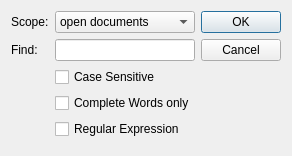
Old version of the form findGlobalDialog.ui in the repository svn2github/texstudio-trunk.
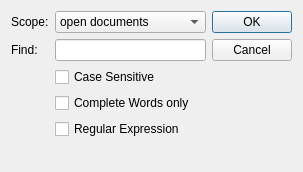
New version of the form.

Commit message: fix 4.3 compatibility by converting a formlayout to a grid layout

```diff
--- a/findGlobalDialog.ui
+++ b/findGlobalDialog.ui
@@ -1,36 +1,33 @@
 <?xml version="1.0" encoding="UTF-8"?>
 <ui version="4.0">
  <class>findGlobalDialog</class>
- <widget class="QDialog" name="findGlobalDialog">
-  <property name="geometry">
+ <widget class="QDialog" name="findGlobalDialog" >
+  <property name="geometry" >
    <rect>
     <x>0</x>
     <y>0</y>
-    <width>279</width>
-    <height>146</height>
+    <width>303</width>
+    <height>172</height>
    </rect>
   </property>
   <property name="windowTitle">
    <string>Dialog</string>
   </property>
-  <layout class="QHBoxLayout" name="horizontalLayout_2">
+  <layout class="QHBoxLayout" >
    <item>
-    <layout class="QHBoxLayout" name="horizontalLayout">
+    <layout class="QHBoxLayout" >
      <item>
-      <layout class="QFormLayout" name="formLayout">
-       <property name="fieldGrowthPolicy">
-        <enum>QFormLayout::AllNonFixedFieldsGrow</enum>
-       </property>
-       <item row="0" column="0">
-        <widget class="QLabel" name="label_2">
-         <property name="text">
+      <layout class="QGridLayout" >
+       <item row="0" column="0" >
+        <widget class="QLabel" name="label_2" >
+         <property name="text" >
           <string>Scope:</string>
          </property>
         </widget>
        </item>
-       <item row="0" column="1">
-        <widget class="QComboBox" name="comboBoxScope">
-         <property name="currentIndex">
+       <item row="0" column="1" >
+        <widget class="QComboBox" name="comboBoxScope" >
+         <property name="currentIndex" >
           <number>1</number>
          </property>
          <item>
@@ -58,29 +55,29 @@
          </property>
         </widget>
        </item>
-       <item row="1" column="1">
-        <widget class="QLineEdit" name="lineEditSearchWord"/>
+       <item row="1" column="1" >
+        <widget class="QLineEdit" name="lineEditSearchWord" />
        </item>
-       <item row="2" column="1">
-        <widget class="QCheckBox" name="cbCase">
-         <property name="text">
+       <item row="2" column="1" >
+        <widget class="QCheckBox" name="cbCase" >
+         <property name="text" >
           <string>Case Sensitive</string>
          </property>
         </widget>
        </item>
-       <item row="4" column="1">
-        <widget class="QCheckBox" name="cbRegExp">
-         <property name="text">
+       <item row="4" column="1" >
+        <widget class="QCheckBox" name="cbRegExp" >
+         <property name="text" >
           <string>Regular Expression</string>
          </property>
         </widget>
        </item>
-       <item row="5" column="1">
-        <spacer name="verticalSpacer">
-         <property name="orientation">
+       <item row="5" column="1" >
+        <spacer>
+         <property name="orientation" >
           <enum>Qt::Vertical</enum>
          </property>
-         <property name="sizeHint" stdset="0">
+         <property name="sizeHint" >
           <size>
            <width>20</width>
            <height>0</height>
@@ -88,9 +85,9 @@
          </property>
         </spacer>
        </item>
-       <item row="3" column="1">
-        <widget class="QCheckBox" name="cbWords">
-         <property name="text">
+       <item row="3" column="1" >
+        <widget class="QCheckBox" name="cbWords" >
+         <property name="text" >
           <string>Complete Words only</string>
          </property>
         </widget>
@@ -100,11 +97,11 @@
     </layout>
    </item>
    <item>
-    <layout class="QVBoxLayout" name="verticalLayout">
+    <layout class="QVBoxLayout" >
      <item>
-      <widget class="QDialogButtonBox" name="buttonBox">
-       <property name="sizePolicy">
-        <sizepolicy hsizetype="Fixed" vsizetype="Fixed">
+      <widget class="QDialogButtonBox" name="buttonBox" >
+       <property name="sizePolicy" >
+        <sizepolicy vsizetype="Fixed" hsizetype="Fixed" >
          <horstretch>0</horstretch>
          <verstretch>0</verstretch>
         </sizepolicy>
@@ -112,17 +109,17 @@
        <property name="orientation">
         <enum>Qt::Vertical</enum>
        </property>
-       <property name="standardButtons">
-        <set>QDialogButtonBox::Cancel|QDialogButtonBox::Ok</set>
+       <property name="standardButtons" >
+        <set>QDialogButtonBox::Cancel|QDialogButtonBox::NoButton|QDialogButtonBox::Ok</set>
        </property>
       </widget>
      </item>
      <item>
-      <spacer name="verticalSpacer_2">
-       <property name="orientation">
+      <spacer>
+       <property name="orientation" >
         <enum>Qt::Vertical</enum>
        </property>
-       <property name="sizeHint" stdset="0">
+       <property name="sizeHint" >
         <size>
          <width>20</width>
          <height>40</height>
```
Left out of the diff: 29 changed lines with no effect on the pictures.
